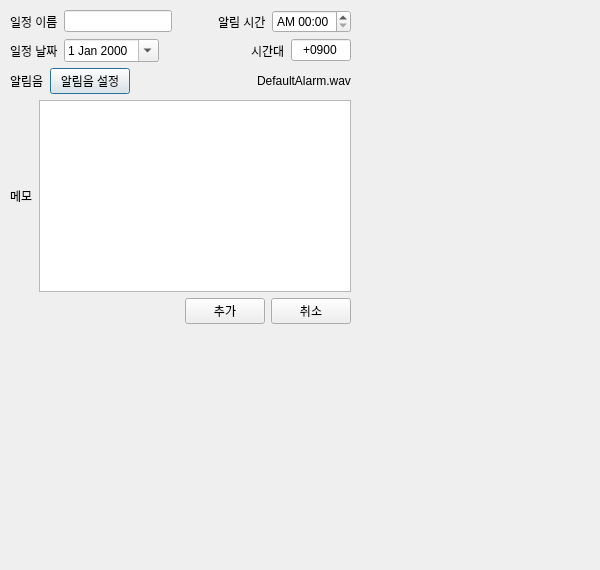
Above: ui/AlarmAddWindow.ui from stellarfloat/2020-2_swp2_ADProject_Remi before the change. Below: the same form after it.
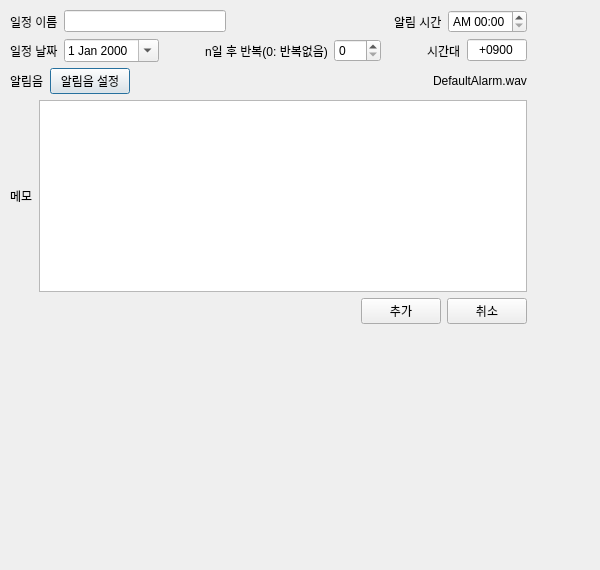
That is the form after the change.

Commit message:
AlarmAddWindow.py - add schedule save/modify logic
- add schedule save/modify logic
- add Schedule.repeat field
- add ScheduleGenerator.repeat field/method

The edit to the form file:
```diff
--- a/ui/AlarmAddWindow.ui
+++ b/ui/AlarmAddWindow.ui
@@ -144,6 +144,36 @@
          </property>
         </spacer>
        </item>
+       <item>
+        <widget class="QLabel" name="label_3">
+         <property name="text">
+          <string>n일 후 반복(0: 반복없음)</string>
+         </property>
+        </widget>
+       </item>
+       <item>
+        <widget class="QSpinBox" name="AlarmRepeat">
+         <property name="maximum">
+          <number>365</number>
+         </property>
+         <property name="value">
+          <number>0</number>
+         </property>
+        </widget>
+       </item>
+       <item>
+        <spacer name="horizontalSpacer_5">
+         <property name="orientation">
+          <enum>Qt::Horizontal</enum>
+         </property>
+         <property name="sizeHint" stdset="0">
+          <size>
+           <width>40</width>
+           <height>20</height>
+          </size>
+         </property>
+        </spacer>
+       </item>
        <item>
         <widget class="QLabel" name="label_2">
          <property name="text">
```
The commit also changes 2 other files.
